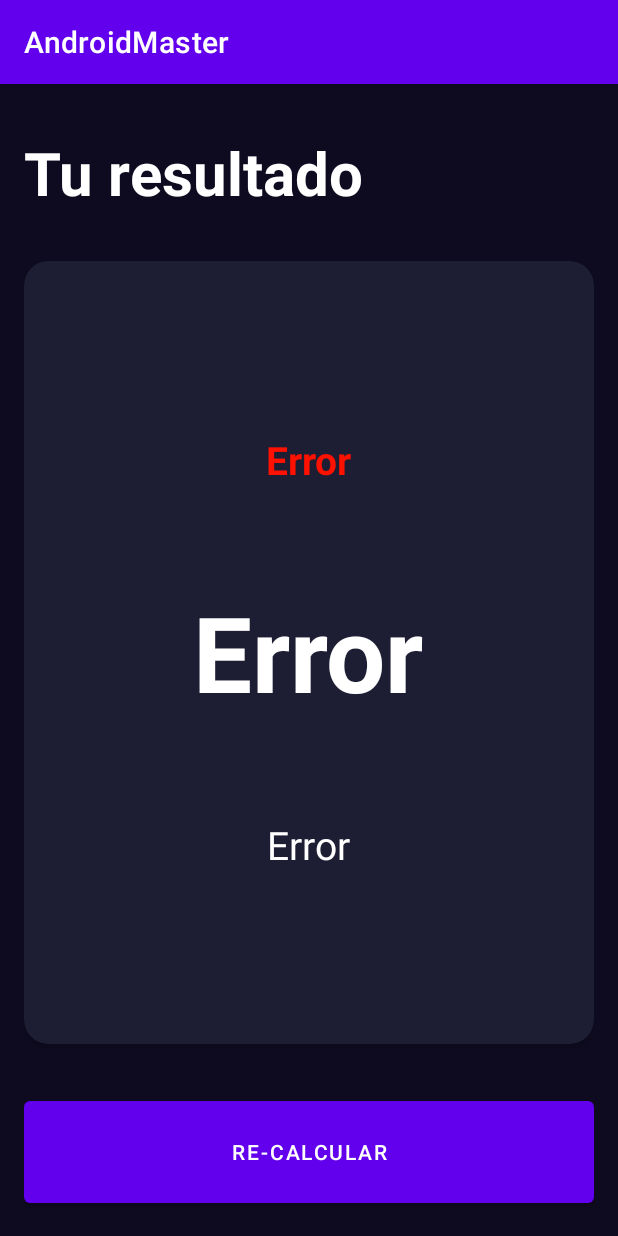
After one commit to wmp84/AndroidMaster, an Android app: the ResultIMCActivity screen opened directly, with no data from a screen before it, on a phone screen of 412 x 824 dp. The commit adds this screen. Run offline under Robolectric (Android 15) with nearby library versions, the phone set to English and light mode, and no system bars.

Commit message:
IMC parte final

```diff
--- a/app/src/main/AndroidManifest.xml
+++ b/app/src/main/AndroidManifest.xml
@@ -12,6 +12,9 @@
         android:supportsRtl="true"
         android:theme="@style/Theme.AndroidMaster"
         tools:targetApi="31">
+        <activity
+            android:name=".imccalculator.ResultIMCActivity"
+            android:exported="false" />
         <activity
             android:name=".imccalculator.ImcCalculatorActivity"
             android:exported="false" />
--- a/app/src/main/java/com/example/androidmaster/firstapp/ResultActivity.kt
+++ b/app/src/main/java/com/example/androidmaster/firstapp/ResultActivity.kt
@@ -11,6 +11,6 @@ class ResultActivity : AppCompatActivity() {
         setContentView(R.layout.activity_result)
         val tvResult = findViewById<TextView>(R.id.tvResult)
         val name: String = intent.extras?.getString("EXTRA_NAME").orEmpty()
-        tvResult.text = "Hello $name desde L-Wild"
+        tvResult.text = "Hello $name desde D-Wild"
     }
 }
--- a/app/src/main/java/com/example/androidmaster/imccalculator/ImcCalculatorActivity.kt
+++ b/app/src/main/java/com/example/androidmaster/imccalculator/ImcCalculatorActivity.kt
@@ -1,5 +1,6 @@
 package com.example.androidmaster.imccalculator
 
+import android.content.Intent
 import androidx.appcompat.app.AppCompatActivity
 import android.os.Bundle
 import android.util.Log
@@ -31,6 +32,11 @@ class ImcCalculatorActivity : AppCompatActivity() {
     private lateinit var btnPlusAge: FloatingActionButton
     private lateinit var tvAge: TextView
     private lateinit var btnCalculate: Button
+
+    companion object {
+        const val IMC_KEY = "IMC_RESULT"
+    }
+
     override fun onCreate(savedInstanceState: Bundle?) {
         super.onCreate(savedInstanceState)
         setContentView(R.layout.activity_imc_calculator)
@@ -84,15 +90,22 @@ class ImcCalculatorActivity : AppCompatActivity() {
             setAge()
         }
         btnCalculate.setOnClickListener {
-            calculateIMC()
+            var result = calculateIMC()
+            navigateToResult(result)
         }
     }
 
-    private fun calculateIMC() {
+    private fun navigateToResult(result: Double) {
+        val intent = Intent(this, ResultIMCActivity::class.java)
+        intent.putExtra(IMC_KEY, result)
+        startActivity(intent)
+    }
+
+    private fun calculateIMC(): Double {
         val df = DecimalFormat("#.##")
         val imc = currentWeight / (currentHeight.toDouble() / 100 * currentHeight.toDouble() / 100)
-        val result = df.format(imc).toDouble()
-        Log.i("WildDevs", "El IMC es $result")
+        return df.format(imc).toDouble()
+
     }
 
     private fun setAge() {
--- /dev/null
+++ b/app/src/main/java/com/example/androidmaster/imccalculator/ResultIMCActivity.kt
@@ -0,0 +1,69 @@
+package com.example.androidmaster.imccalculator
+
+import androidx.appcompat.app.AppCompatActivity
+import android.os.Bundle
+import android.widget.Button
+import android.widget.TextView
+import androidx.core.content.ContextCompat
+import com.example.androidmaster.R
+import com.example.androidmaster.imccalculator.ImcCalculatorActivity.Companion.IMC_KEY
+
+class ResultIMCActivity : AppCompatActivity() {
+
+    private lateinit var tvResult:TextView
+    private lateinit var tvIMC:TextView
+    private lateinit var tvDescription:TextView
+    private lateinit var btnRecalculate:Button
+
+    override fun onCreate(savedInstanceState: Bundle?) {
+        super.onCreate(savedInstanceState)
+        setContentView(R.layout.activity_result_imcactivity)
+        val result:Double = intent.extras?.getDouble(IMC_KEY) ?: -1.0
+        initComponents()
+        initUI(result)
+        initListeners()
+    }
+
+    private fun initListeners() {
+        btnRecalculate.setOnClickListener { onBackPressed() }
+    }
+
+    private fun initUI(result: Double) {
+        tvIMC.text = result.toString()
+        when(result){
+            in 0.00..18.50 -> { //Bajo peso
+                tvResult.text = getString(R.string.title_bajo_peso)
+                tvResult.setTextColor(ContextCompat.getColor(this, R.color.peso_bajo))
+                tvDescription.text = getString(R.string.description_bajo_peso)
+            }
+            in 18.51..24.99 -> { //Peso normal
+                tvResult.text = getString(R.string.title_peso_normal)
+                tvResult.setTextColor(ContextCompat.getColor(this, R.color.peso_normal))
+                tvDescription.text = getString(R.string.description_peso_normal)
+            }
+            in 25.00..29.99 -> { //Sobrepeso
+                tvResult.text = getString(R.string.title_sobrepeso)
+                tvResult.setTextColor(ContextCompat.getColor(this, R.color.peso_sobrepeso))
+                tvDescription.text = getString(R.string.description_sobrepeso)
+            }
+            in 30.00..99.00 -> { //Obesidad
+                tvResult.text = getString(R.string.title_obesidad)
+                tvResult.setTextColor(ContextCompat.getColor(this, R.color.obesidad))
+                tvDescription.text = getString(R.string.description_obesidad)
+            }
+            else -> {//error
+                tvIMC.text = getString(R.string.error)
+                tvResult.text = getString(R.string.error)
+                tvResult.setTextColor(ContextCompat.getColor(this, R.color.obesidad))
+                tvDescription.text = getString(R.string.error)
+            }
+        }
+    }
+
+    private fun initComponents() {
+        tvIMC = findViewById(R.id.tvIMC)
+        tvResult = findViewById(R.id.tvResult)
+        tvDescription = findViewById(R.id.tvDescription)
+        btnRecalculate = findViewById(R.id.btnRecalculate)
+    }
+}
--- a/app/src/main/res/layout/activity_firs_app.xml
+++ b/app/src/main/res/layout/activity_firs_app.xml
@@ -34,7 +34,7 @@
         android:id="@+id/btnStart"
         android:layout_width="wrap_content"
         android:layout_height="wrap_content"
-        android:text="@string/btnStart_string"
+        android:text="@string/Hi"
         android:background="@color/purple_200"
         app:layout_constraintTop_toTopOf="parent"
         app:layout_constraintBottom_toBottomOf="parent"
--- /dev/null
+++ b/app/src/main/res/layout/activity_result_imcactivity.xml
@@ -0,0 +1,80 @@
+<?xml version="1.0" encoding="utf-8"?>
+<androidx.constraintlayout.widget.ConstraintLayout xmlns:android="http://schemas.android.com/apk/res/android"
+    xmlns:app="http://schemas.android.com/apk/res-auto"
+    xmlns:tools="http://schemas.android.com/tools"
+    android:layout_width="match_parent"
+    android:layout_height="match_parent"
+    android:background="@color/background_app"
+    android:padding="16dp"
+    tools:context=".imccalculator.ResultIMCActivity">
+
+    <TextView
+        android:id="@+id/tvTitle"
+        android:layout_width="wrap_content"
+        android:layout_height="wrap_content"
+        android:layout_marginTop="16dp"
+        android:text="@string/result"
+        android:textColor="@color/white"
+        android:textSize="40sp"
+        android:textStyle="bold"
+        app:layout_constraintStart_toStartOf="parent"
+        app:layout_constraintTop_toTopOf="parent" />
+
+    <androidx.cardview.widget.CardView
+        android:layout_width="0dp"
+        android:layout_height="0dp"
+        android:layout_marginVertical="32dp"
+        app:cardBackgroundColor="@color/background_component"
+        app:cardCornerRadius="16dp"
+        app:layout_constraintBottom_toTopOf="@+id/btnRecalculate"
+        app:layout_constraintEnd_toEndOf="parent"
+        app:layout_constraintStart_toStartOf="parent"
+        app:layout_constraintTop_toBottomOf="@+id/tvTitle">
+
+        <androidx.appcompat.widget.LinearLayoutCompat
+            android:layout_width="match_parent"
+            android:layout_height="match_parent"
+            android:layout_margin="16dp"
+            android:gravity="center"
+            android:orientation="vertical">
+
+            <TextView
+                android:id="@+id/tvResult"
+                android:layout_width="wrap_content"
+                android:layout_height="wrap_content"
+                android:textSize="26sp"
+                android:textStyle="bold"
+                tools:text="Normal" />
+
+            <TextView
+                android:id="@+id/tvIMC"
+                android:layout_width="wrap_content"
+                android:layout_height="wrap_content"
+                android:layout_marginVertical="64dp"
+                android:textColor="@color/white"
+                android:textSize="70sp"
+                android:textStyle="bold"
+                tools:text="Normal" />
+
+            <TextView
+                android:id="@+id/tvDescription"
+                android:layout_width="wrap_content"
+                android:layout_height="wrap_content"
+                android:textColor="@color/white"
+                android:textSize="26sp"
+                tools:text="Normal" />
+
+        </androidx.appcompat.widget.LinearLayoutCompat>
+
+    </androidx.cardview.widget.CardView>
+
+    <Button
+        android:id="@+id/btnRecalculate"
+        android:layout_width="0dp"
+        android:layout_height="80dp"
+        android:text="@string/recalculate"
+        app:layout_constraintBottom_toBottomOf="parent"
+        app:layout_constraintEnd_toEndOf="parent"
+        app:layout_constraintStart_toStartOf="parent" />
+
+</androidx.constraintlayout.widget.ConstraintLayout>
--- a/app/src/main/res/values/colors.xml
+++ b/app/src/main/res/values/colors.xml
@@ -14,4 +14,10 @@
     <color name="background_button">#EB1555</color>
     <color name="title_text">#FF8D8E98</color>
     <color name="background_fab">#FF6200EE</color>
+
+    <color name="peso_bajo">#FFEB3B</color>
+    <color name="peso_normal">#4CAF50</color>
+    <color name="peso_sobrepeso">#FF5722</color>
+    <color name="obesidad">#FF1100</color>
+
 </resources>
--- a/app/src/main/res/values/strings.xml
+++ b/app/src/main/res/values/strings.xml
@@ -1,10 +1,27 @@
 <resources>
     <string name="app_name">AndroidMaster</string>
-    <string name="btnStart_string">Press</string>
+    <string name="Hi">Hola</string>
     <string name="male">Hombre</string>
     <string name="female">Mujer</string>
     <string name="height">Altura</string>
     <string name="weight">Peso</string>
     <string name="age">Edad</string>
     <string name="calculate">Calcular</string>
+    <string name="recalculate">Re-Calcular</string>
+    <string name="result">Tu resultado</string>
+
+    <string name="error">Error</string>
+
+    <string name="title_bajo_peso">Bajo peso</string>
+    <string name="description_bajo_peso">Estás por debajo de lo óptimo para tu peso y altura.</string>
+
+    <string name="title_peso_normal">Normal</string>
+    <string name="description_peso_normal">Estás en lo óptimo para tu peso y altura.</string>
+
+    <string name="title_sobrepeso">Sobrepeso</string>
+    <string name="description_sobrepeso">Estás por encima de lo óptimo para tu peso y altura.</string>
+
+    <string name="title_obesidad">Obesidad</string>
+    <string name="description_obesidad">Estás MUY por encima de lo óptimo para tu peso y altura.</string>
+
 </resources>
```
